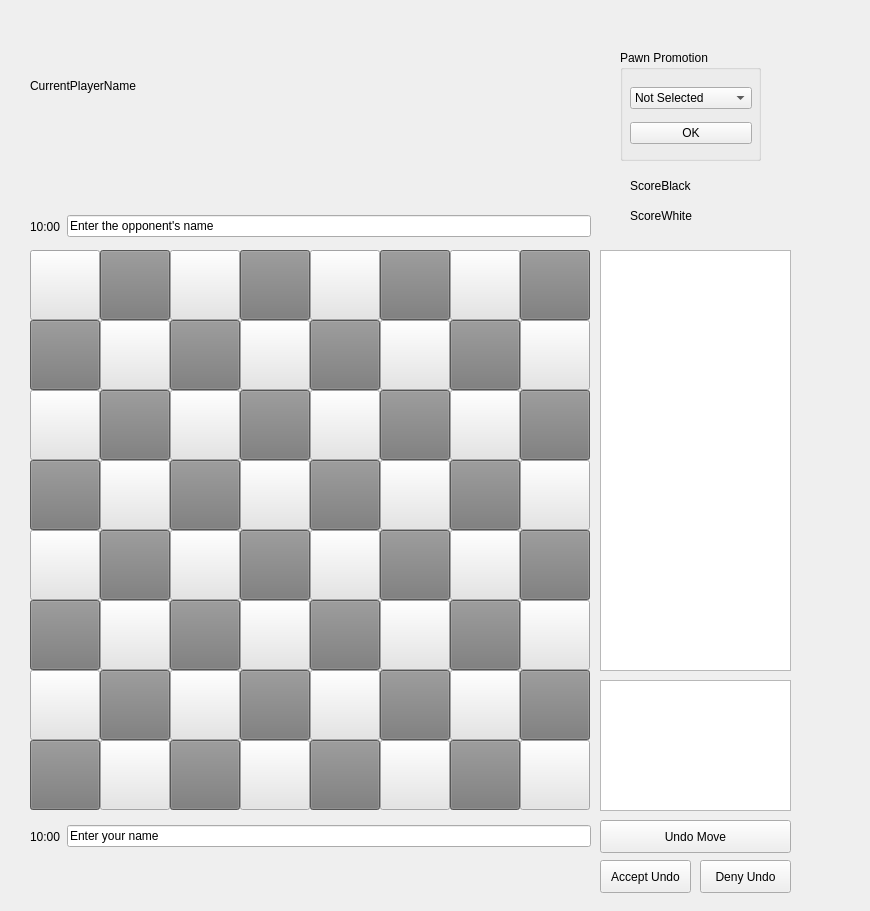
Qt form schach/schachgui.ui (Charly-62/QtChessApp) before a commit.
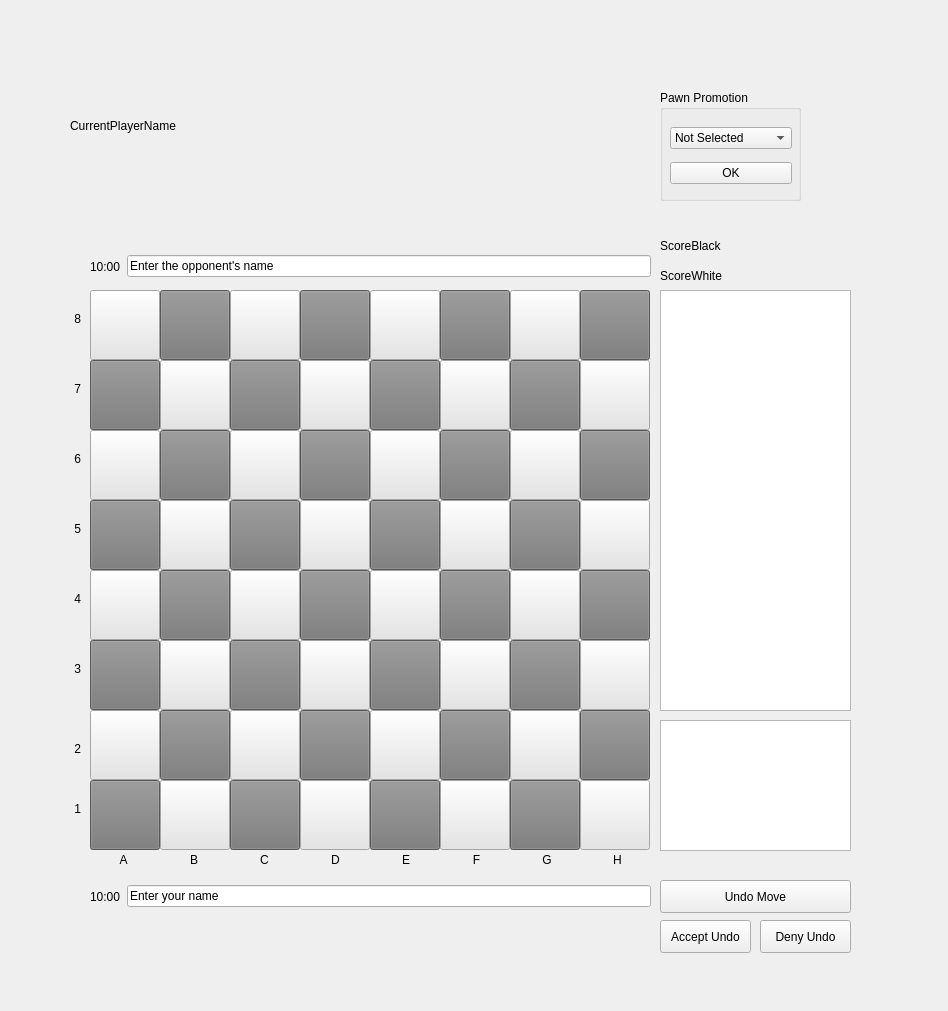
The same form after that commit. The open tabs and pages were chosen to show the change.

```diff
--- a/schach/schachgui.ui
+++ b/schach/schachgui.ui
@@ -6,8 +6,8 @@
    <rect>
     <x>0</x>
     <y>0</y>
-    <width>870</width>
-    <height>911</height>
+    <width>948</width>
+    <height>1011</height>
    </rect>
   </property>
   <property name="windowTitle">
@@ -25,9 +25,9 @@
   <widget class="QStackedWidget" name="GAME">
    <property name="geometry">
     <rect>
-     <x>10</x>
-     <y>10</y>
-     <width>791</width>
+     <x>50</x>
+     <y>50</y>
+     <width>861</width>
      <height>911</height>
     </rect>
    </property>
@@ -392,7 +392,7 @@
     <widget class="QWidget" name="horizontalLayoutWidget">
      <property name="geometry">
       <rect>
-       <x>20</x>
+       <x>40</x>
        <y>200</y>
        <width>561</width>
        <height>33</height>
@@ -431,8 +431,8 @@
     <widget class="QWidget" name="horizontalLayoutWidget_2">
      <property name="geometry">
       <rect>
-       <x>20</x>
-       <y>810</y>
+       <x>40</x>
+       <y>830</y>
        <width>561</width>
        <height>33</height>
       </rect>
@@ -457,7 +457,7 @@
     <widget class="QListWidget" name="lstMoveHistory">
      <property name="geometry">
       <rect>
-       <x>590</x>
+       <x>610</x>
        <y>240</y>
        <width>191</width>
        <height>421</height>
@@ -467,8 +467,8 @@
     <widget class="QPushButton" name="pbUndo">
      <property name="geometry">
       <rect>
-       <x>590</x>
-       <y>810</y>
+       <x>610</x>
+       <y>830</y>
        <width>191</width>
        <height>33</height>
       </rect>
@@ -480,7 +480,7 @@
     <widget class="QWidget" name="gridLayoutWidget">
      <property name="geometry">
       <rect>
-       <x>20</x>
+       <x>40</x>
        <y>240</y>
        <width>562</width>
        <height>562</height>
@@ -1931,7 +1931,7 @@
     <widget class="QWidget" name="horizontalLayoutWidget_4">
      <property name="geometry">
       <rect>
-       <x>20</x>
+       <x>40</x>
        <y>159</y>
        <width>561</width>
        <height>41</height>
@@ -1942,8 +1942,8 @@
     <widget class="QWidget" name="horizontalLayoutWidget_3">
      <property name="geometry">
       <rect>
-       <x>20</x>
-       <y>840</y>
+       <x>40</x>
+       <y>860</y>
        <width>561</width>
        <height>41</height>
       </rect>
@@ -1953,8 +1953,8 @@
     <widget class="QPushButton" name="pbUndoAccept">
      <property name="geometry">
       <rect>
-       <x>590</x>
-       <y>850</y>
+       <x>610</x>
+       <y>870</y>
        <width>91</width>
        <height>33</height>
       </rect>
@@ -1966,8 +1966,8 @@
     <widget class="QPushButton" name="pbUndoDeny">
      <property name="geometry">
       <rect>
-       <x>690</x>
-       <y>850</y>
+       <x>710</x>
+       <y>870</y>
        <width>91</width>
        <height>33</height>
       </rect>
@@ -1979,7 +1979,7 @@
     <widget class="QListWidget" name="lstInGameConsole">
      <property name="geometry">
       <rect>
-       <x>590</x>
+       <x>610</x>
        <y>670</y>
        <width>191</width>
        <height>131</height>
@@ -1989,9 +1989,9 @@
     <widget class="QLabel" name="scorelbl2">
      <property name="geometry">
       <rect>
-       <x>620</x>
-       <y>160</y>
-       <width>151</width>
+       <x>610</x>
+       <y>180</y>
+       <width>191</width>
        <height>31</height>
       </rect>
      </property>
@@ -2002,9 +2002,9 @@
     <widget class="QLabel" name="scorelbl1">
      <property name="geometry">
       <rect>
-       <x>620</x>
-       <y>190</y>
-       <width>131</width>
+       <x>610</x>
+       <y>210</y>
+       <width>181</width>
        <height>31</height>
       </rect>
      </property>
@@ -2012,6 +2012,273 @@
       <string>ScoreWhite</string>
      </property>
     </widget>
+    <widget class="QLabel" name="label">
+     <property name="geometry">
+      <rect>
+       <x>41</x>
+       <y>801</y>
+       <width>65</width>
+       <height>17</height>
+      </rect>
+     </property>
+     <property name="text">
+      <string>A</string>
+     </property>
+     <property name="alignment">
+      <set>Qt::AlignCenter</set>
+     </property>
+    </widget>
+    <widget class="QLabel" name="label_2">
+     <property name="geometry">
+      <rect>
+       <x>112</x>
+       <y>801</y>
+       <width>64</width>
+       <height>17</height>
+      </rect>
+     </property>
+     <property name="text">
+      <string>B</string>
+     </property>
+     <property name="alignment">
+      <set>Qt::AlignCenter</set>
+     </property>
+    </widget>
+    <widget class="QLabel" name="label_3">
+     <property name="geometry">
+      <rect>
+       <x>182</x>
+       <y>801</y>
+       <width>65</width>
+       <height>17</height>
+      </rect>
+     </property>
+     <property name="text">
+      <string>C</string>
+     </property>
+     <property name="alignment">
+      <set>Qt::AlignCenter</set>
+     </property>
+    </widget>
+    <widget class="QLabel" name="label_4">
+     <property name="geometry">
+      <rect>
+       <x>253</x>
+       <y>801</y>
+       <width>65</width>
+       <height>17</height>
+      </rect>
+     </property>
+     <property name="text">
+      <string>D</string>
+     </property>
+     <property name="alignment">
+      <set>Qt::AlignCenter</set>
+     </property>
+    </widget>
+    <widget class="QLabel" name="label_5">
+     <property name="geometry">
+      <rect>
+       <x>394</x>
+       <y>801</y>
+       <width>65</width>
+       <height>17</height>
+      </rect>
+     </property>
+     <property name="text">
+      <string>F</string>
+     </property>
+     <property name="alignment">
+      <set>Qt::AlignCenter</set>
+     </property>
+    </widget>
+    <widget class="QLabel" name="label_6">
+     <property name="geometry">
+      <rect>
+       <x>324</x>
+       <y>801</y>
+       <width>64</width>
+       <height>17</height>
+      </rect>
+     </property>
+     <property name="text">
+      <string>E</string>
+     </property>
+     <property name="alignment">
+      <set>Qt::AlignCenter</set>
+     </property>
+    </widget>
+    <widget class="QLabel" name="label_7">
+     <property name="geometry">
+      <rect>
+       <x>465</x>
+       <y>801</y>
+       <width>64</width>
+       <height>17</height>
+      </rect>
+     </property>
+     <property name="text">
+      <string>G</string>
+     </property>
+     <property name="alignment">
+      <set>Qt::AlignCenter</set>
+     </property>
+    </widget>
+    <widget class="QLabel" name="label_8">
+     <property name="geometry">
+      <rect>
+       <x>535</x>
+       <y>801</y>
+       <width>65</width>
+       <height>17</height>
+      </rect>
+     </property>
+     <property name="text">
+      <string>H</string>
+     </property>
+     <property name="alignment">
+      <set>Qt::AlignCenter</set>
+     </property>
+    </widget>
+    <widget class="QLabel" name="label_9">
+     <property name="geometry">
+      <rect>
+       <x>0</x>
+       <y>470</y>
+       <width>31</width>
+       <height>17</height>
+      </rect>
+     </property>
+     <property name="text">
+      <string>5</string>
+     </property>
+     <property name="alignment">
+      <set>Qt::AlignRight|Qt::AlignTrailing|Qt::AlignVCenter</set>
+     </property>
+    </widget>
+    <widget class="QLabel" name="label_10">
+     <property name="geometry">
+      <rect>
+       <x>0</x>
+       <y>540</y>
+       <width>31</width>
+       <height>17</height>
+      </rect>
+     </property>
+     <property name="text">
+      <string>4</string>
+     </property>
+     <property name="alignment">
+      <set>Qt::AlignRight|Qt::AlignTrailing|Qt::AlignVCenter</set>
+     </property>
+    </widget>
+    <widget class="QLabel" name="label_11">
+     <property name="geometry">
+      <rect>
+       <x>0</x>
+       <y>610</y>
+       <width>31</width>
+       <height>17</height>
+      </rect>
+     </property>
+     <property name="text">
+      <string>3</string>
+     </property>
+     <property name="alignment">
+      <set>Qt::AlignRight|Qt::AlignTrailing|Qt::AlignVCenter</set>
+     </property>
+    </widget>
+    <widget class="QLabel" name="label_12">
+     <property name="geometry">
+      <rect>
+       <x>0</x>
+       <y>690</y>
+       <width>31</width>
+       <height>17</height>
+      </rect>
+     </property>
+     <property name="text">
+      <string>2</string>
+     </property>
+     <property name="alignment">
+      <set>Qt::AlignRight|Qt::AlignTrailing|Qt::AlignVCenter</set>
+     </property>
+    </widget>
+    <widget class="QLabel" name="label_13">
+     <property name="geometry">
+      <rect>
+       <x>0</x>
+       <y>750</y>
+       <width>31</width>
+       <height>17</height>
+      </rect>
+     </property>
+     <property name="text">
+      <string>1</string>
+     </property>
+     <property name="alignment">
+      <set>Qt::AlignRight|Qt::AlignTrailing|Qt::AlignVCenter</set>
+     </property>
+    </widget>
+    <widget class="QLabel" name="label_14">
+     <property name="geometry">
+      <rect>
+       <x>0</x>
+       <y>400</y>
+       <width>31</width>
+       <height>17</height>
+      </rect>
+     </property>
+     <property name="text">
+      <string>6</string>
+     </property>
+     <property name="alignment">
+      <set>Qt::AlignRight|Qt::AlignTrailing|Qt::AlignVCenter</set>
+     </property>
+    </widget>
+    <widget class="QLabel" name="label_15">
+     <property name="geometry">
+      <rect>
+       <x>0</x>
+       <y>330</y>
+       <width>31</width>
+       <height>17</height>
+      </rect>
+     </property>
+     <property name="text">
+      <string>7</string>
+     </property>
+     <property name="alignment">
+      <set>Qt::AlignRight|Qt::AlignTrailing|Qt::AlignVCenter</set>
+     </property>
+    </widget>
+    <widget class="QLabel" name="label_16">
+     <property name="geometry">
+      <rect>
+       <x>0</x>
+       <y>260</y>
+       <width>31</width>
+       <height>17</height>
+      </rect>
+     </property>
+     <property name="text">
+      <string>8</string>
+     </property>
+     <property name="alignment">
+      <set>Qt::AlignRight|Qt::AlignTrailing|Qt::AlignVCenter</set>
+     </property>
+    </widget>
+    <widget class="QWidget" name="">
+     <property name="geometry">
+      <rect>
+       <x>40</x>
+       <y>800</y>
+       <width>561</width>
+       <height>19</height>
+      </rect>
+     </property>
+     <layout class="QHBoxLayout" name="horizontalLayout"/>
+    </widget>
    </widget>
   </widget>
  </widget>
```
Left out of the diff: 2 changed lines with no effect on the pictures.
